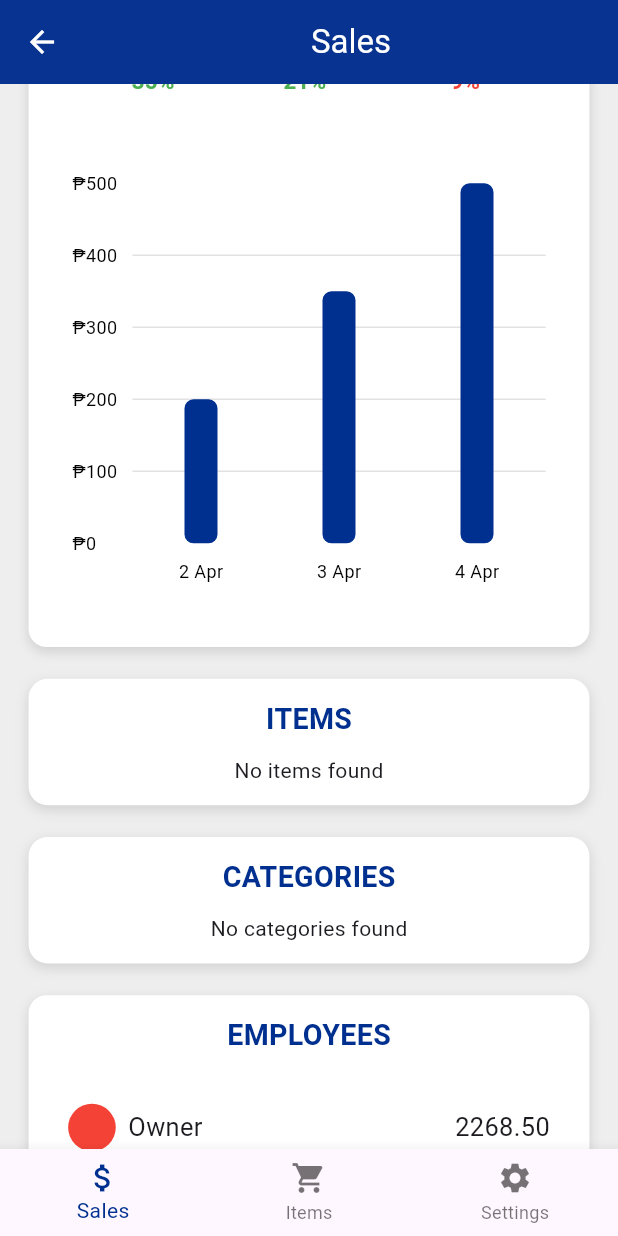
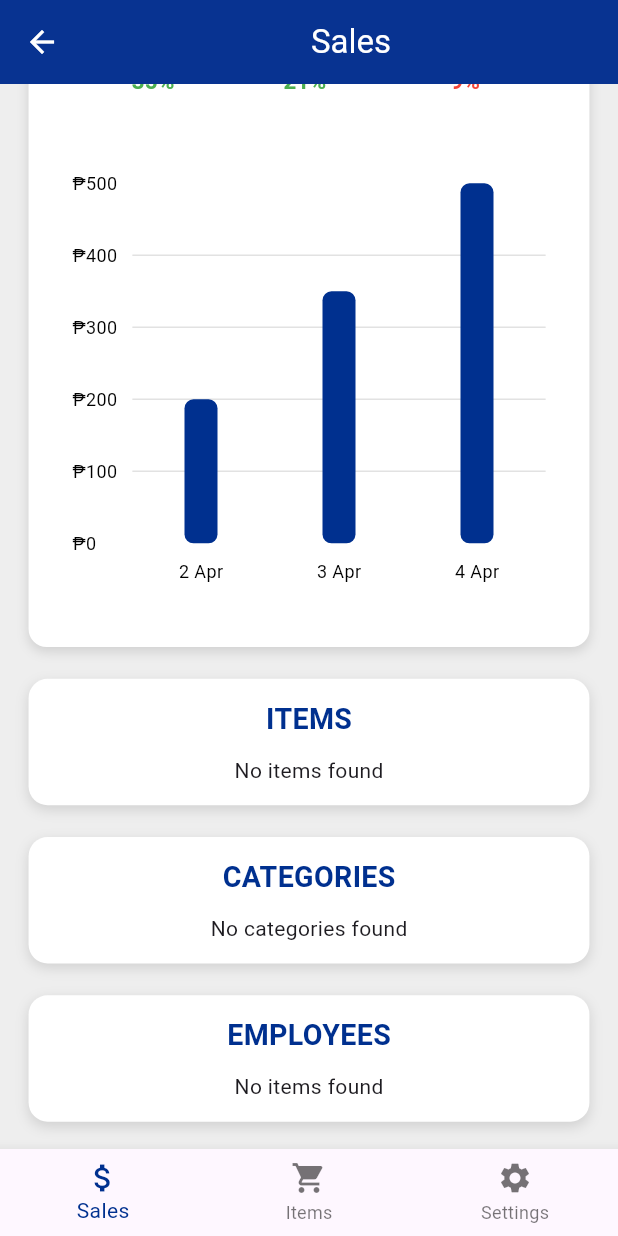
Before and after one commit to jeremaban/pos-dashboard-project, a Flutter app: the DashboardScreen screen opened by its route, scrolled down 290 dp, on a phone screen of 412 x 824 dp. Run offline on Flutter 3.47's test engine with Material 3 defaults, Android fonts, the phone set to English and light mode, and no system bars; drawn by our look-alikes of fl_chart; our stand-ins replace dio, get, get_storage, percent_indicator; accounts and stored records are empty; network calls fail.

Commit message:
Added another api for main dashboard

```diff
--- a/lib/core/utils/app_constants.dart
+++ b/lib/core/utils/app_constants.dart
@@ -4,6 +4,7 @@ class AppConstants {
 
   static const String BASE_URL = "http://test.shoppazing.com/api";
   static const String PRODUCT_URI = "/shop/getstoreitemsbystoreidByPage";
+  static const String TOP5_PRODUCT = "/shop/getMerchantDashboardData";
   static const String RECOMMENDED_PRODUCT_URI = "/api/v1/products/popular/recommended";
   static const String UPLOAD_URL = "/uploads/";
 
--- a/lib/core/utils/dimensions.dart
+++ b/lib/core/utils/dimensions.dart
@@ -19,6 +19,7 @@ class Dimensions {
   static double height45 = screenHeight / 17.2977783203125;
   static double height50 = screenHeight / 15.56800048828125;
   static double height55 = screenHeight / 14.15272726254659;
+  static double height60 = screenHeight / 12.97333374023438;
   static double height80 = screenHeight / 9.730000305175781;
   static double height100 = screenHeight / 7.784000244140625;
   static double height300 = screenHeight / 2.594666748046875;
@@ -32,6 +33,7 @@ class Dimensions {
   static double width30 = screenWidth / (500 / 30);
   static double width40 = screenWidth / 12.5;
   static double width50 = screenWidth / 10;
+  static double width60 = screenWidth / 8.333333333333333;
   static double width80 = screenWidth / 6.25;
   static double width100 = screenWidth / 5;
   static double width120 = screenWidth / 4.166666666666667;
--- /dev/null
+++ b/lib/data/models/top_dashboard_model.dart
@@ -0,0 +1,109 @@
+class TopDashboardModel {
+  int? statusCode;
+  String? message;
+  String? barchartPerHour;
+  double? salesToday;
+  double? grossSales;
+  int? receipts;
+  double? refunds;
+  double? discounts;
+  double? costOfGoods;
+  double? grossProfit;
+
+  late List<Top5Categories> _top5Categories;
+  List<Top5Categories> get top5Categories=>_top5Categories;
+
+  late List<Top5Employees> _top5Employees;
+  List<Top5Employees> get top5Employees=>_top5Employees;
+
+  late List<Top5Items> _top5Items;
+  List<Top5Items> get top5Items=>_top5Items;
+
+  TopDashboardModel(
+      {
+      this.statusCode,
+      this.message,
+      this.barchartPerHour,
+      this.salesToday,
+      this.grossSales,
+      this.receipts,
+      this.refunds,
+      this.discounts,
+      this.costOfGoods,
+      this.grossProfit,
+      required top5Categories,
+      required top5Employees,
+      required top5Items
+      }){
+        _top5Categories = top5Categories;
+        _top5Employees = top5Employees;
+        _top5Items = top5Items;
+      }
+
+  TopDashboardModel.fromJson(Map<String, dynamic> json) {
+    statusCode = json['status_code'];
+    message = json['message'];
+    barchartPerHour = json['BarchartPerHour'];
+    salesToday = json['SalesToday']?.toDouble();
+    grossSales = json['GrossSales']?.toDouble();
+    receipts = json['Receipts'];
+    refunds = json['Refunds']?.toDouble();
+    discounts = json['Discounts']?.toDouble();
+    costOfGoods = json['CostOfGoods']?.toDouble();
+    grossProfit = json['GrossProfit']?.toDouble();
+    if (json['Top5Categories'] != null) {
+      _top5Categories = <Top5Categories>[];
+      json['Top5Categories'].forEach((v) {
+        _top5Categories!.add(new Top5Categories.fromJson(v));
+      });
+    }
+    if (json['Top5Employees'] != null) {
+      _top5Employees = <Top5Employees>[];
+      json['Top5Employees'].forEach((v) {
+        _top5Employees!.add(new Top5Employees.fromJson(v));
+      });
+    }
+    if (json['Top5Items'] != null) {
+      _top5Items = <Top5Items>[];
+      json['Top5Items'].forEach((v) {
+        _top5Items!.add(new Top5Items.fromJson(v));
+      });
+    }
+  }
+}
+
+class Top5Categories {
+  String? categoryName;
+  double? grossSales;
+
+  Top5Categories({this.categoryName, this.grossSales});
+
+  Top5Categories.fromJson(Map<String, dynamic> json) {
+    categoryName = json['CategoryName'];
+    grossSales = json['GrossSales']?.toDouble();
+  }
+}
+
+class Top5Employees {
+  String? employeeName;
+  double? grossSales;
+
+  Top5Employees({this.employeeName, this.grossSales});
+
+  Top5Employees.fromJson(Map<String, dynamic> json) {
+    employeeName = json['EmployeeName'];
+    grossSales = json['GrossSales']?.toDouble();
+  }
+}
+
+class Top5Items {
+  String? itemName;
+  double? grossSales;
+
+  Top5Items({this.itemName, this.grossSales});
+
+  Top5Items.fromJson(Map<String, dynamic> json) {
+    itemName = json['ItemName'];
+    grossSales = json['GrossSales']?.toDouble();
+  }
+}
--- /dev/null
+++ b/lib/data/repositories/top_dashboard_repo.dart
@@ -0,0 +1,33 @@
+import 'package:dio/src/response.dart';
+import 'package:get/get_state_manager/src/rx_flutter/rx_disposable.dart';
+import 'package:pos_dashboard/core/api/api_client.dart';
+import 'package:pos_dashboard/core/utils/app_constants.dart';
+import 'package:pos_dashboard/presentation/controllers/login_controller.dart';
+
+class TopDashboardRepo extends GetxService {
+  final ApiClient apiClient;
+  final LoginController loginController;
+
+  TopDashboardRepo({
+    required this.apiClient,
+    required this.loginController
+  });
+
+  Map<String, dynamic> body = {
+    "Date": "2025-03-20",
+    "StoreIds": [
+      1, 2
+    ]
+  };
+
+  Future<Response> getTopList() async {
+
+    String accessToken = loginController.accessToken;
+
+    return await apiClient.postFormData(
+      AppConstants.TOP5_PRODUCT,
+      body,
+      authToken: accessToken
+      );
+  }
+}
--- /dev/null
+++ b/lib/presentation/controllers/top_dashboard_controller.dart
@@ -0,0 +1,56 @@
+import 'package:dio/dio.dart' as dio;
+import 'package:get/get.dart';
+import 'package:pos_dashboard/data/models/top_dashboard_model.dart';
+import 'package:pos_dashboard/data/repositories/top_dashboard_repo.dart';
+
+class TopDashboardController extends GetxController {
+  final TopDashboardRepo topDashboardRepo;
+
+  TopDashboardController({required this.topDashboardRepo});
+
+  List<Top5Categories> _top5CategoriesList = [];
+  List<Top5Categories> get top5CategoriesList => _top5CategoriesList;
+
+  List<Top5Employees> _top5EmployeesList = [];
+  List<Top5Employees> get top5EmployeesList => _top5EmployeesList;
+
+  List<Top5Items> _top5ItemsList = [];
+  List<Top5Items> get top5ItemsList => _top5ItemsList;
+
+  Future<void> getTopList() async {
+    try {
+      dio.Response response = await topDashboardRepo.getTopList();
+
+      if (response.statusCode == 200 || response.statusCode == 201) {
+        print("Got data. Source: top_dashboard_controller.dart");
+        TopDashboardModel topDashboardModel = TopDashboardModel.fromJson(response.data);
+
+        _top5CategoriesList = topDashboardModel.top5Categories;
+        _top5EmployeesList = topDashboardModel.top5Employees;
+        _top5ItemsList = topDashboardModel.top5Items;
+
+        update();
+
+        print("Number of top 5 categories loaded: ${_top5CategoriesList.length}");
+        print("Number of top 5 employees loaded: ${_top5EmployeesList.length}");
+        print("Number of top 5 items loaded: ${_top5ItemsList.length}");
+
+        if (_top5CategoriesList.isNotEmpty) {
+          print("Sample top category: ${_top5CategoriesList.first}");
+        }
+
+        if (_top5EmployeesList.isNotEmpty) {
+          print("Sample top employee: ${_top5EmployeesList.first}");
+        }
+
+        if (_top5ItemsList.isNotEmpty) {
+          print("Sample top item: ${_top5ItemsList.first}");
+        }
+      } else {
+        print("No data. Source: top_dashboard_controller.dart, status code: ${response.statusCode}");
+      }
+    } catch (e) {
+      print("Error fetching top list: $e");
+    }
+  }
+}
--- a/lib/presentation/screens/categories/categories_section.dart
+++ b/lib/presentation/screens/categories/categories_section.dart
@@ -1,18 +1,43 @@
 import 'package:flutter/material.dart';
 import 'package:get/get.dart';
-import 'package:pos_dashboard/core/utils/app_constants.dart';
 import 'package:pos_dashboard/core/utils/dimensions.dart';
-import 'package:pos_dashboard/data/models/items_model.dart';
-import 'package:pos_dashboard/presentation/controllers/item_controller.dart';
-import 'package:pos_dashboard/presentation/screens/categories/categories_widget.dart';
-import 'package:pos_dashboard/presentation/screens/items/items_widget.dart';
+import 'package:pos_dashboard/data/models/top_dashboard_model.dart';
+import 'package:pos_dashboard/presentation/controllers/top_dashboard_controller.dart';
+import 'package:pos_dashboard/presentation/screens/sales/main_sales_widget.dart';
+import 'package:pos_dashboard/presentation/screens/settings/settings_screen.dart';
 
-class CategoriesSection extends StatelessWidget {
+class CategoriesSection extends StatefulWidget {
   const CategoriesSection({super.key});
 
   @override
+  _CategoriesSectionState createState() => _CategoriesSectionState();
+}
+
+class _CategoriesSectionState extends State<CategoriesSection> {
+  final TopDashboardController topDashboardController =
+    Get.find<TopDashboardController>();
+
+  @override
+  void initState() {
+    super.initState();
+    _loadData();
+  }
+
+  void _loadData() async {
+    await topDashboardController.getTopList();
+  }
+
+  List<Top5Categories> getCategories() {
+    if (topDashboardController.top5CategoriesList.isEmpty) {
+      return [];
+    }
+
+    return topDashboardController.top5CategoriesList;
+  }
+
+  @override
   Widget build(BuildContext context) {
-    final ItemController itemController = Get.find<ItemController>();
+    final ThemeController themeController = Get.find();
 
     return Container(
       padding: EdgeInsets.all(Dimensions.width16),
@@ -41,71 +66,52 @@ class CategoriesSection extends StatelessWidget {
             ),
           ),
           SizedBox(height: Dimensions.height10),
-          GetBuilder<ItemController>(
+          GetBuilder<TopDashboardController>(
             builder: (controller) {
-              if (controller.categoryList.isEmpty) {
+              List<Top5Categories> categories = getCategories();
+              if (controller.top5CategoriesList.isEmpty) {
                 return const Center(child: Text("No categories found"));
               }
 
-              Map<Categories, double> categoryPriceMap = {};
-
-              for (var category in controller.categoryList) {
-                List<Items> categoryItems = controller.itemList
-                    .where((item) => item.categoryId == category.id)
-                    .toList();
-
-                double totalPrice = 0;
-                for (var item in categoryItems) {
-                  //PRICE FOR UI, CHANGE TO SALES LATER
-                  totalPrice += item.price ?? 0;
-                }
-
-                categoryPriceMap[category] = totalPrice;
-              }
+              List<Top5Categories> topCategories = List.from(controller.top5CategoriesList);
+              topCategories.sort(
+                (a, b) => (b.grossSales ?? 0).compareTo(a.grossSales ?? 0),
+              );
+              topCategories = topCategories.take(3).toList();
 
               return ListView.separated(
                 shrinkWrap: true,
                 physics: const NeverScrollableScrollPhysics(),
-                itemCount: controller.categoryList.length,
+                itemCount: topCategories.length,
                 separatorBuilder: (context, index) => Divider(
                   color: Colors.grey.shade300,
                   thickness: 1,
                 ),
                 itemBuilder: (context, index) {
-                  var category = controller.categoryList[index];
-                  double totalPrice = categoryPriceMap[category] ?? 0;
+                  var category = topCategories[index];
+
+                  String categoryName = category.categoryName ?? "Unknown Item";
+                  if (categoryName.length > 20) {
+                    categoryName = '${categoryName.substring(0, 20)}...';
+                  }
+
+                  double quantity = category.grossSales ?? 0;
 
                   return Padding(
                     padding: EdgeInsets.symmetric(vertical: Dimensions.height8),
-                    child: CategoriesWidget(
-                      categoryName: category.categoryName ?? "Unknwon Category",
-                      totalSales: totalPrice,
-                      ),
+                    child: MainSalesWidget(
+                      itemName: categoryName,
+                      quantity: quantity,
+                      // itemImage: Image.network(
+                      //   imageUrl,
+                      //   width: 60,
+                      //   height: 60,
+                      //   fit: BoxFit.cover,
+                      //   errorBuilder: (context, error, stackTrace) =>
+                      //       const Icon(Icons.image_not_supported),
+                      // ),
+                    ),
                   );
-
-                  // String itemName = item.itemName ?? "Unknown Item";
-                  // if (itemName.length > 20) {
-                  //   itemName = '${itemName.substring(0, 20)}...';
-                  // }
-
-                  // int quantity = item.currentStock ?? 0;
-                  // String imageUrl = "${AppConstants.BASE_URL}${item.imgUrl}";
-
-                  // return Padding(
-                  //   padding: EdgeInsets.symmetric(vertical: Dimensions.height8),
-                  //   child: ItemsWidget(
-                  //     itemName: itemName,
-                  //     quantity: quantity,
-                  //     itemImage: Image.network(
-                  //       imageUrl,
-                  //       width: 60,
-                  //       height: 60,
-                  //       fit: BoxFit.cover,
-                  //       errorBuilder: (context, error, stackTrace) =>
-                  //           const Icon(Icons.image_not_supported),
-                  //     ),
-                  //   ),
-                  // );
                 },
               );
             },
--- a/lib/presentation/screens/dashboard/dashboard_screen.dart
+++ b/lib/presentation/screens/dashboard/dashboard_screen.dart
@@ -2,6 +2,7 @@ import 'package:flutter/material.dart';
 import 'package:get/get.dart';
 import 'package:pos_dashboard/data/repositories/item_repo.dart';
 import 'package:pos_dashboard/presentation/controllers/dashboard_controller.dart';
+import 'package:pos_dashboard/presentation/controllers/item_controller.dart';
 import 'package:pos_dashboard/presentation/controllers/login_controller.dart';
 import 'package:pos_dashboard/presentation/screens/settings/settings_screen.dart';
 import '../sales/main_sales_page.dart';
@@ -88,6 +89,7 @@ class _DashboardScreenState extends State<DashboardScreen> {
     final ThemeController themeController = Get.find();
     return GetBuilder<DashboardController>(
       builder: (controller) {
+        print("Dashboard_Screen.dart loaded.");
         return Scaffold(
           body: controller.isInitialized
             ? _buildDashboard()
--- a/lib/presentation/screens/employees/employees_section.dart
+++ b/lib/presentation/screens/employees/employees_section.dart
@@ -1,27 +1,54 @@
 import 'package:flutter/material.dart';
+import 'package:get/get.dart';
+import 'package:get/get_core/src/get_main.dart';
 import 'package:pos_dashboard/core/utils/dimensions.dart';
-import 'employees_widget.dart';
+import 'package:pos_dashboard/data/models/top_dashboard_model.dart';
+import 'package:pos_dashboard/presentation/controllers/top_dashboard_controller.dart';
+import 'package:pos_dashboard/presentation/screens/sales/main_sales_widget.dart';
+import 'package:pos_dashboard/presentation/screens/settings/settings_screen.dart';
 
-class EmployeesSection extends StatelessWidget {
+class EmployeesSection extends StatefulWidget {
   const EmployeesSection({super.key});
 
   @override
+  _EmployeesSectionState createState() => _EmployeesSectionState();
+  }
+
+  class _EmployeesSectionState extends State<EmployeesSection> {
+    final TopDashboardController topDashboardController =
+      Get.find<TopDashboardController>();
+
+    @override
+    void initState() {
+      super.initState();
+      _loadData();
+    }
+
+    void _loadData() async {
+      await topDashboardController.getTopList();
+    }
+
+    List<Top5Employees> getEmployees() {
+      if (topDashboardController.top5EmployeesList.isEmpty) {
+        return [];
+      }
+
+      return topDashboardController.top5EmployeesList;
+    }
+
+    @override
     Widget build(BuildContext context) {
-    List<Map<String, dynamic>> employees = [
-      {"name": "Owner", "sales": 2268.50, "color": Colors.red},
-      {"name": "John", "sales": 1617.70, "color": Colors.brown},
-      {"name": "Jane", "sales": 2560.60, "color": Colors.green},
-    ];
+    final ThemeController themeController = Get.find();
 
       return Container(
         padding: EdgeInsets.all(Dimensions.width16),
         decoration: BoxDecoration(
           color: Colors.white,
-        borderRadius: BorderRadius.circular(12),
+          borderRadius: BorderRadius.circular(Dimensions.height12),
           boxShadow: [
             BoxShadow(
               color: Colors.black12,
-            blurRadius: 6,
+              blurRadius: Dimensions.height6,
               offset: Offset(0, 3),
             ),
           ],
@@ -40,24 +67,45 @@ class EmployeesSection extends StatelessWidget {
               ),
             ),
             SizedBox(height: Dimensions.height10),
-          ListView.separated(
+            GetBuilder<TopDashboardController>(
+              builder: (controller) {
+                List<Top5Employees> employees = getEmployees();
+                if (controller.top5EmployeesList.isEmpty) {
+                  return const Center(child: Text("No items found"));
+                }
+
+                List<Top5Employees> topEmployees = List.from(controller.top5EmployeesList);
+                topEmployees.sort(
+                  (a, b) => (b.grossSales ?? 0).compareTo(a.grossSales ?? 0),
+                );
+                topEmployees = topEmployees.take(3).toList();
+
+                return ListView.separated(
                   shrinkWrap: true,
-            physics: NeverScrollableScrollPhysics(),
-            itemCount: employees.length,
-            separatorBuilder: (context, index) => Divider(
-              color: Colors.grey.shade300,
-              thickness: 1,
-            ),
+                  physics: const NeverScrollableScrollPhysics(),
+                  itemCount: topEmployees.length,
+                  separatorBuilder:
+                    (context, index) =>
+                        Divider(color: Colors.grey.shade300, thickness: 1),
                   itemBuilder: (context, index) {
+                    var employees = topEmployees[index];
+
+                    String employeeName = employees.employeeName ?? "Unknown Item";
+                    if (employeeName.length > 20) {
+                      employeeName = '${employeeName.substring(0, 20)}...';
+                    }
+
+                    double quantity = employees.grossSales ?? 0;
+
                     return Padding(
                       padding: EdgeInsets.symmetric(vertical: Dimensions.height8),
-                child: EmployeeWidget(
-                  employeeName: employees[index]['name'],
-                  netSales: employees[index]['sales'],
-                  circleColor: employees[index]['color'],
-                ),
+                      child: MainSalesWidget(
+                        itemName: employeeName,
+                        quantity: quantity)
                     );
                   },
+                );
+              }
         ),
       ],
       ),
--- a/lib/presentation/screens/employees/employees_widget.dart
+++ /dev/null
@@ -1,44 +0,0 @@
-import 'package:flutter/material.dart';
-import 'package:pos_dashboard/core/utils/dimensions.dart';
-
-class EmployeeWidget extends StatelessWidget {
-  final String employeeName;
-  final double netSales;
-  final Color circleColor;
-
-  const EmployeeWidget({
-    super.key,
-    required this.employeeName,
-    required this.netSales,
-    required this.circleColor,
-  });
-
-  @override
-  Widget build(BuildContext context) {
-    return Padding(
-      padding: EdgeInsets.symmetric(vertical: Dimensions.height12, horizontal: Dimensions.width16),
-      child: Row(
-        mainAxisAlignment: MainAxisAlignment.spaceBetween,
-        children: [
-          Row(
-            children: [
-              CircleAvatar(
-                backgroundColor: circleColor,
-                radius: Dimensions.radius15,
-              ),
-              SizedBox(width: Dimensions.width10),
-              Text(
-                employeeName,
-                style: TextStyle(fontSize: Dimensions.font16),
-              ),
-            ],
-          ),
-          Text(
-            netSales.toStringAsFixed(2),
-            style: TextStyle(fontSize: Dimensions.font16),
-          ),
-        ],
-      ),
-    );
-  }
-}
--- a/lib/presentation/screens/items/item_section.dart
+++ b/lib/presentation/screens/items/item_section.dart
@@ -1,19 +1,43 @@
 import 'package:flutter/material.dart';
 import 'package:get/get.dart';
 import 'package:pos_dashboard/core/utils/dimensions.dart';
-import 'package:pos_dashboard/presentation/controllers/item_controller.dart';
-import 'package:pos_dashboard/core/utils/app_constants.dart';
+import 'package:pos_dashboard/data/models/top_dashboard_model.dart';
+import 'package:pos_dashboard/presentation/controllers/top_dashboard_controller.dart';
+import 'package:pos_dashboard/presentation/screens/sales/main_sales_widget.dart';
 import 'package:pos_dashboard/presentation/screens/settings/settings_screen.dart';
-import 'items_widget.dart';
-import 'package:pos_dashboard/data/models/items_model.dart';
 
-class ItemsSection extends StatelessWidget {
+class ItemsSection extends StatefulWidget {
   const ItemsSection({super.key});
+
+  @override
+  _ItemsSectionState createState() => _ItemsSectionState();
+}
+
+class _ItemsSectionState extends State<ItemsSection> {
+  final TopDashboardController topDashboardController =
+      Get.find<TopDashboardController>();
+
+  @override
+  void initState() {
+    super.initState();
+    _loadData();
+  }
+
+  void _loadData() async {
+    await topDashboardController.getTopList();
+  }
+
+  List<Top5Items> getItems() {
+    if (topDashboardController.top5ItemsList.isEmpty) {
+      return [];
+    }
+
+    return topDashboardController.top5ItemsList;
+  }
 
   @override
   Widget build(BuildContext context) {
     final ThemeController themeController = Get.find();
-    final ItemController itemController = Get.find<ItemController>();
 
     return Container(
       padding: EdgeInsets.all(Dimensions.width16),
@@ -42,24 +66,26 @@ class ItemsSection extends StatelessWidget {
             ),
           ),
           SizedBox(height: Dimensions.height10),
-          GetBuilder<ItemController>(
+          GetBuilder<TopDashboardController>(
             builder: (controller) {
-              if (controller.itemList.isEmpty) {
+              List<Top5Items> items = getItems();
+              if (controller.top5ItemsList.isEmpty) {
                 return const Center(child: Text("No items found"));
               }
 
-              List<Items> topItems = List.from(controller.itemList);
-              topItems.sort((a, b) => (b.currentStock ?? 0).compareTo(a.currentStock ?? 0));
+              List<Top5Items> topItems = List.from(controller.top5ItemsList);
+              topItems.sort(
+                (a, b) => (b.grossSales ?? 0).compareTo(a.grossSales ?? 0),
+              );
               topItems = topItems.take(3).toList();
 
               return ListView.separated(
                 shrinkWrap: true,
                 physics: const NeverScrollableScrollPhysics(),
                 itemCount: topItems.length,
-                separatorBuilder: (context, index) => Divider(
-                  color: Colors.grey.shade300,
-                  thickness: 1,
-                ),
+                separatorBuilder:
+                    (context, index) =>
+                        Divider(color: Colors.grey.shade300, thickness: 1),
                 itemBuilder: (context, index) {
                   var item = topItems[index];
 
@@ -68,22 +94,22 @@ class ItemsSection extends StatelessWidget {
                     itemName = '${itemName.substring(0, 20)}...';
                   }
 
-                  double quantity = item.price ?? 0;
-
-                  String imageUrl = "${AppConstants.BASE_URL}${item.imgUrl}";
+                  double quantity = item.grossSales ?? 0;
 
                   return Padding(
                     padding: EdgeInsets.symmetric(vertical: Dimensions.height8),
-                    child: ItemsWidget(
+                    child: MainSalesWidget(
                       itemName: itemName,
                       quantity: quantity,
                       itemImage: Image.network(
-                        imageUrl,
-                        width: 60,
-                        height: 60,
-                        fit: BoxFit.cover,
-                        errorBuilder: (context, error, stackTrace) =>
-                            const Icon(Icons.image_not_supported),
+                        "Icons.image_not_supported",
+                        width: Dimensions.width60,
+                        height: Dimensions.height60,
+                        errorBuilder: (context, error, stackTrace) {
+                          return Icon(
+                            Icons.image_not_supported,
+                          );
+                        },
                       ),
                     ),
                   );
--- a/lib/presentation/screens/sales/main_sales_page.dart
+++ b/lib/presentation/screens/sales/main_sales_page.dart
@@ -21,6 +21,7 @@ class _MainSalesPage extends State<MainSalesPage> {
     DateTime.now(),
   ];
   final List<double> netSales = [200, 350, 500];
+
 
   @override
   Widget build(BuildContext context) {
--- a/lib/presentation/screens/settings/settings_screen.dart
+++ b/lib/presentation/screens/settings/settings_screen.dart
@@ -50,8 +50,6 @@ class _SettingsScreenState extends State<SettingsScreen> {
               child: Column(
                 mainAxisAlignment: MainAxisAlignment.start,
                 children: [
-                  Text('App Settings'),
-                  SizedBox(height: Dimensions.height16),
                   Obx(() => SwitchListTile(
                     title: Text('Dark Mode'),
                     value: themeController.isDarkMode,
```
Also changed, not shown: lib/core/api/api_client.dart (+7 -8 lines), lib/main.dart (+25 -15 lines), lib/presentation/screens/categories/categories_widget.dart (deleted, +0 -49 lines), lib/presentation/screens/items/items_widget.dart (deleted, +0 -51 lines), lib/presentation/screens/sales/main_sales_widget.dart (added, +54 -0 lines), 1 other file. Lines whose indentation alone changed are shown as unchanged.
